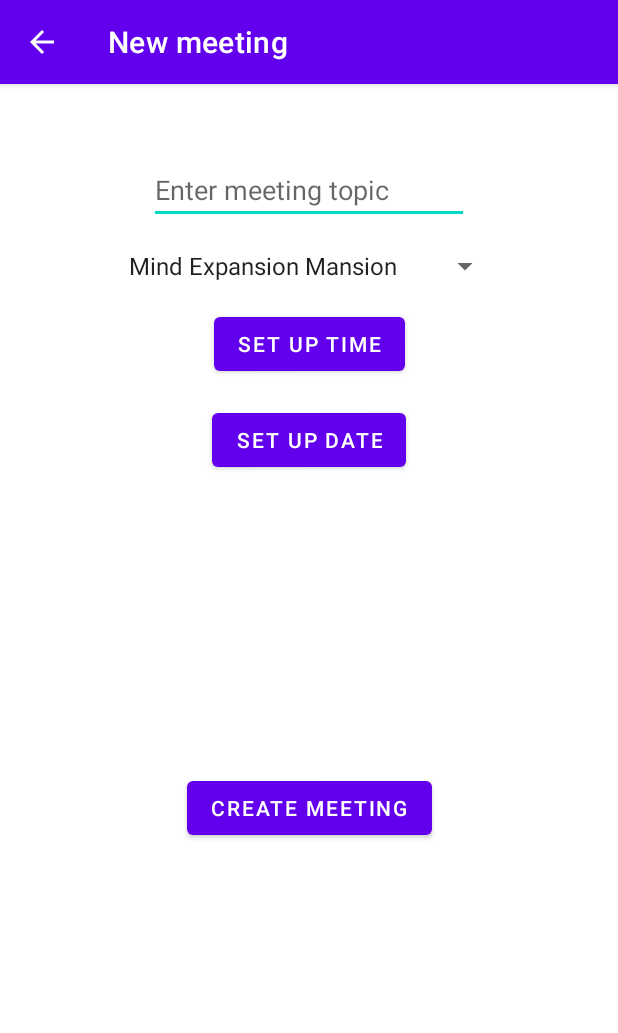
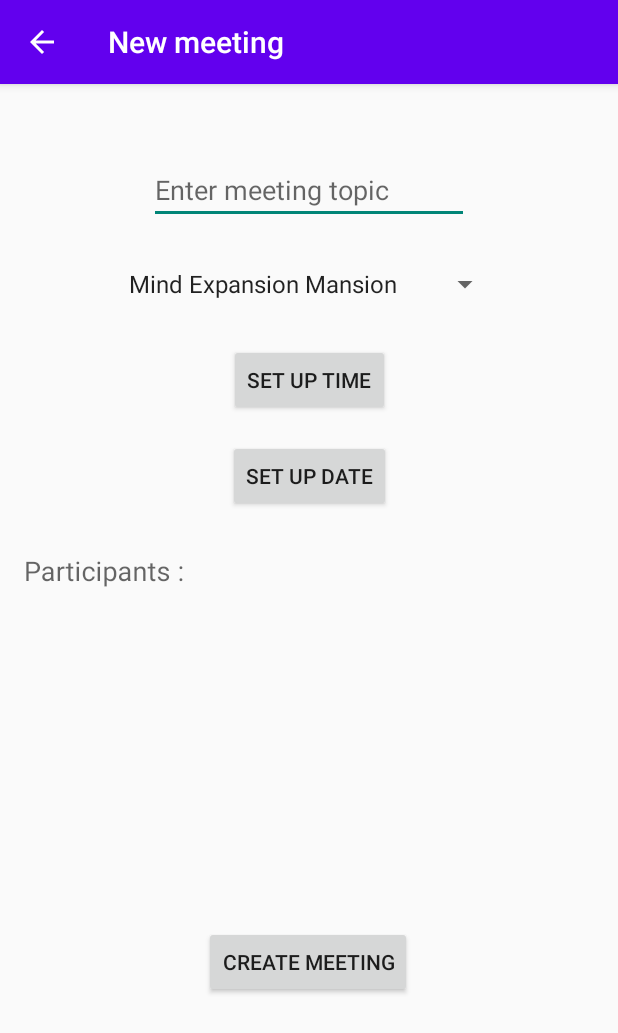
Before and after one commit to Pekoooo/Ma-Reu, an Android app: the screen it shows after launch (AddMeetingActivity), after a tap on an icon or button, on a phone screen of 412 x 824 dp. Shown: the top 1033 px of the screen. Run offline under Robolectric (Android 15) with nearby library versions, the phone set to English and light mode, and no system bars; pictures from the network do not load.

Commit message:
[ADDED] ChipGroup [ADDED] Chip to add participants email [ADDED] Controller for email format in participants list [ADDED] Scrollview on AddMeetingActivity for landscape mode [FIXED] Placeholder for binding current meeting info to recyclerview

```diff
--- a/app/build.gradle
+++ b/app/build.gradle
@@ -45,7 +45,7 @@ dependencies {
     implementation 'androidx.constraintlayout:constraintlayout:2.1.2'
     implementation 'androidx.legacy:legacy-support-v4:1.0.0'
     testImplementation 'junit:junit:4.+'
-    implementation 'com.google.android.material:material:1.0.0-beta01'
+    implementation 'com.google.android.material:material:1.6.0-alpha01'
     androidTestImplementation 'androidx.test.ext:junit:1.1.3'
     androidTestImplementation 'androidx.test.espresso:espresso-core:3.4.0'
 
--- a/app/src/main/java/com/example/mareu/meeting_list/ListMeetingRecyclerViewAdapter.java
+++ b/app/src/main/java/com/example/mareu/meeting_list/ListMeetingRecyclerViewAdapter.java
@@ -28,6 +28,7 @@ public class ListMeetingRecyclerViewAdapter extends RecyclerView.Adapter<Meeting
     private static final int VIEW_TYPE_MEETING_LIST = 1;
 
 
+
     private final List<Meeting> meetings;
     private Context context;
     private OnMeetingClickListener listener;
@@ -48,8 +49,6 @@ public class ListMeetingRecyclerViewAdapter extends RecyclerView.Adapter<Meeting
     @Override
     public MeetingViewHolder onCreateViewHolder(@NonNull ViewGroup parent, int viewType) {
 
-        View v;
-        MeetingViewHolder mhv;
 
         if (viewType == VIEW_TYPE_EMPTY) {
 
@@ -67,22 +66,32 @@ public class ListMeetingRecyclerViewAdapter extends RecyclerView.Adapter<Meeting
 
     }
 
-    // TODO : USE PLACEHOLDER AND DELET SUPPRESSLINT
+
+
+
+
+
     @RequiresApi(api = Build.VERSION_CODES.S)
     @Override
-    public void onBindViewHolder(MeetingViewHolder holder, int position) {
+    public void onBindViewHolder(@NonNull MeetingViewHolder holder, int position) {
 
         int viewType = getItemViewType(position);
 
-        if (viewType == VIEW_TYPE_EMPTY){
+        if (viewType == VIEW_TYPE_EMPTY) {
 
             holder.emptyBinding.textView.setText(R.string.No_Meetings);
             holder.emptyBinding.textView2.setText(R.string.No_Meetings_Text);
 
-        } else if (viewType == VIEW_TYPE_MEETING_LIST){
+        } else if (viewType == VIEW_TYPE_MEETING_LIST) {
+
+
 
             Meeting meeting = meetings.get(position);
-            holder.rowBinding.itemListMeetingInfo.setText(meeting.getMeetingTopic() + " - " + meeting.getMeetingTime() + " - " + meeting.getMeetingRoom().getName());
+
+            String meetingDetail = meeting.getMeetingTopic() + " - " + meeting.getMeetingTime() + " - " + meeting.getMeetingRoom().getName();
+
+
+            holder.rowBinding.itemListMeetingInfo.setText(meetingDetail);
             holder.rowBinding.itemListParticipantsEmail.setText(meeting.getMeetingParticipants().toString().replace("[", "").replace("]", ""));
             Glide.with(holder.rowBinding.itemListImageview.getContext())
                     .load(meeting.getMeetingRoom().getRoomPictureUrl())
@@ -90,11 +99,6 @@ public class ListMeetingRecyclerViewAdapter extends RecyclerView.Adapter<Meeting
                     .into(holder.rowBinding.itemListImageview);
 
         }
-
-
-
-
-
 
 
     }
--- a/app/src/main/res/layout/activity_add_meeting.xml
+++ b/app/src/main/res/layout/activity_add_meeting.xml
@@ -1,9 +1,20 @@
 <?xml version="1.0" encoding="utf-8"?>
-<androidx.constraintlayout.widget.ConstraintLayout xmlns:android="http://schemas.android.com/apk/res/android"
+
+<ScrollView
+
+    xmlns:android="http://schemas.android.com/apk/res/android"
     xmlns:app="http://schemas.android.com/apk/res-auto"
     xmlns:tools="http://schemas.android.com/tools"
+
     android:layout_width="match_parent"
     android:layout_height="match_parent"
+    >
+
+    <androidx.constraintlayout.widget.ConstraintLayout
+
+
+        android:layout_width="match_parent"
+        android:layout_height="wrap_content"
         android:scrollbars="vertical"
         tools:context=".meeting_list.AddMeetingActivity">
 
@@ -24,7 +35,7 @@
         <Spinner
             android:id="@+id/meetingRoomListSpinner"
             android:layout_width="256dp"
-        android:layout_height="wrap_content"
+            android:layout_height="48dp"
             android:layout_marginTop="16dp"
             app:layout_constraintEnd_toEndOf="parent"
             app:layout_constraintStart_toStartOf="parent"
@@ -52,17 +63,76 @@
             app:layout_constraintStart_toStartOf="parent"
             app:layout_constraintTop_toBottomOf="@+id/meetingRoomListSpinner" />
 
+        <HorizontalScrollView
+            android:id="@+id/chipGroup2HorizontalView"
+            android:layout_width="wrap_content"
+            android:layout_height="wrap_content"
+            android:layout_marginStart="8dp"
+            android:layout_marginTop="16dp"
+            android:scrollbars="none"
+            app:layout_constraintStart_toStartOf="parent"
+            app:layout_constraintTop_toBottomOf="@id/button_setup_date">
+
+            <LinearLayout
+                android:layout_width="wrap_content"
+                android:layout_height="wrap_content"
+                android:gravity="center_vertical"
+                android:orientation="horizontal">
+
+
+                <com.google.android.material.chip.ChipGroup
+                    android:id="@+id/chipGroup2"
+                    android:layout_width="wrap_content"
+                    android:layout_height="match_parent"
+                    android:duplicateParentState="false">
+
+                </com.google.android.material.chip.ChipGroup>
+
+                <com.google.android.material.textfield.TextInputLayout
+                    android:id="@+id/textInputLayout"
+                    android:layout_width="280dp"
+                    android:layout_height="43dp"
+                    android:layout_marginStart="8dp"
+                    android:layout_marginEnd="8dp"
+                    android:layout_marginBottom="5dp"
+                    android:hint="@string/participants"
+                    android:minWidth="32dp"
+                    android:visibility="visible"
+                    app:layout_constraintEnd_toEndOf="parent"
+                    app:layout_constraintStart_toEndOf="@id/chipGroup2HorizontalView"
+                    app:layout_constraintTop_toTopOf="parent"
+                    app:layout_constraintWidth_min="32dp">
+
+                    <androidx.appcompat.widget.AppCompatEditText
+                        android:id="@+id/etValue"
+                        android:layout_width="match_parent"
+                        android:layout_height="match_parent"
+                        android:background="@android:color/transparent"
+                        android:imeOptions="actionDone"
+                        android:maxLines="1"
+                        android:singleLine="true" />
+
+                </com.google.android.material.textfield.TextInputLayout>
+
+            </LinearLayout>
+
+
+        </HorizontalScrollView>
 
 
         <Button
             android:id="@+id/button_create_meeting"
             android:layout_width="wrap_content"
             android:layout_height="wrap_content"
+            android:layout_marginTop="276dp"
             android:text="@string/create_meeting"
-        app:layout_constraintBottom_toBottomOf="parent"
             app:layout_constraintEnd_toEndOf="parent"
+            app:layout_constraintHorizontal_bias="0.498"
             app:layout_constraintStart_toStartOf="parent"
-        app:layout_constraintTop_toBottomOf="@+id/button_setup_time" />
+            app:layout_constraintTop_toBottomOf="@+id/button_setup_date" />
 
 
     </androidx.constraintlayout.widget.ConstraintLayout>
+
+
+</ScrollView>
--- a/app/src/main/res/layout/meeting_list_row.xml
+++ b/app/src/main/res/layout/meeting_list_row.xml
@@ -33,6 +33,8 @@
         android:layout_height="wrap_content"
         android:layout_marginStart="24dp"
         android:textSize="11sp"
+        android:maxLines="1"
+        android:text="@string/lorem_ipsum"
         app:layout_constraintBottom_toBottomOf="parent"
         app:layout_constraintStart_toEndOf="@+id/item_list_imageview"
 
--- a/app/src/main/res/values-night/themes.xml
+++ b/app/src/main/res/values-night/themes.xml
@@ -1,6 +1,6 @@
 <resources xmlns:tools="http://schemas.android.com/tools">
     <!-- Base application theme. -->
-    <style name="Theme.MaReu" parent="Theme.MaterialComponents.DayNight.DarkActionBar">
+    <style name="Theme.MaReu" parent="Theme.MaterialComponents.Light.DarkActionBar.Bridge">
         <!-- Primary brand color. -->
         <item name="colorPrimary">@color/purple_200</item>
         <item name="colorPrimaryVariant">@color/purple_700</item>
--- a/app/src/main/res/values/colors.xml
+++ b/app/src/main/res/values/colors.xml
@@ -10,6 +10,7 @@
     <color name="red">#FF0000</color>
     <color name="light_beige">#E8DED1</color>
     <color name="dark_beige">#946B45</color>
+    <color name="Marine_blue">#1E3F5A</color>
 
 
 </resources>
--- a/app/src/main/res/values/strings.xml
+++ b/app/src/main/res/values/strings.xml
@@ -5,9 +5,9 @@
     <string name="set_up_time">Set up time</string>
     <string name="create_meeting">Create meeting</string>
     <string name="participants">Participants :</string>
-    <!-- TODO: Remove or change this placeholder text -->
     <string name="hello_blank_fragment">Hello blank fragment</string>
     <string name="enter_meeting_topic">Enter meeting topic</string>
     <string name="new_meeting">New Meeting</string>
     <string name="set_up_date">set up date</string>
+    <string name="lorem_ipsum">Lorem ipsum dolor sit amet, consectetur adipiscing elit, sed do eiusmod tempor incididunt ut labore et dolore magna aliqua. Ut enim ad minim veniam, quis nostrud exercitation ullamco laboris nisi ut aliquip ex ea commodo consequat. Duis aute irure dolor in reprehenderit in voluptate velit esse cillum dolore eu fugiat nulla pariatur. Excepteur sint occaecat cupidatat non proident, sunt in culpa qui officia deserunt mollit anim id est laborum.</string>
 </resources>
--- a/app/src/main/res/values/themes.xml
+++ b/app/src/main/res/values/themes.xml
@@ -1,6 +1,6 @@
 <resources xmlns:tools="http://schemas.android.com/tools">
     <!-- Base application theme. -->
-    <style name="Theme.MaReu" parent="Theme.MaterialComponents.DayNight.DarkActionBar">
+    <style name="Theme.MaReu" parent="Theme.MaterialComponents.Light.DarkActionBar.Bridge">
         <!-- Primary brand color. -->
         <item name="colorPrimary">@color/purple_500</item>
         <item name="colorPrimaryVariant">@color/purple_700</item>
```
Also changed, not shown: app/src/main/java/com/example/mareu/meeting_list/AddMeetingActivity.java (+84 -4 lines), app/src/main/java/com/example/mareu/meeting_list/EmptyMeetingViewHolder.java (deleted, +0 -17 lines), app/src/main/res/values/styles.xml (added, +9 -0 lines). Lines whose indentation alone changed are shown as unchanged.
